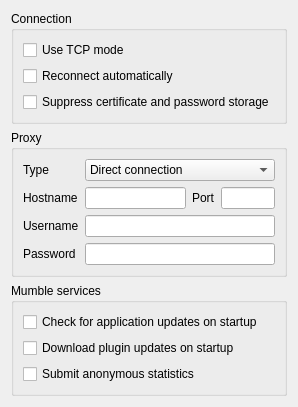
Old version of the form src/mumble/NetworkConfig.ui in the repository mumble-voip/mumble.
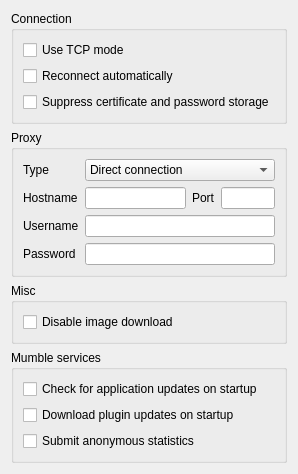
New version of the form.

Commit message: Added checkbox to disable image download

The edit to the form file:
```diff
--- a/src/mumble/NetworkConfig.ui
+++ b/src/mumble/NetworkConfig.ui
@@ -7,7 +7,7 @@
     <x>0</x>
     <y>0</y>
     <width>283</width>
-    <height>361</height>
+    <height>368</height>
    </rect>
   </property>
   <property name="windowTitle">
@@ -249,6 +249,29 @@
      </layout>
     </widget>
    </item>
+   <item>
+    <widget class="QGroupBox" name="qgbMisc">
+     <property name="title">
+      <string>Misc</string>
+     </property>
+     <layout class="QVBoxLayout" name="verticalLayout_3">
+      <item>
+       <widget class="QCheckBox" name="qcbImageDownload">
+        <property name="toolTip">
+         <string>Prevent log from downloading images</string>
+        </property>
+        <property name="whatsThis">
+         <string>&lt;b&gt;Disable image download&lt;b&gt;&lt;br/&gt;
+Prevents the client from downloading images embedded into chat messages with the img tag.</string>
+        </property>
+        <property name="text">
+         <string>Disable image download</string>
+        </property>
+       </widget>
+      </item>
+     </layout>
+    </widget>
+   </item>
    <item>
     <widget class="QGroupBox" name="qgbServices">
      <property name="title">
```
The commit also changes 3 other files.
